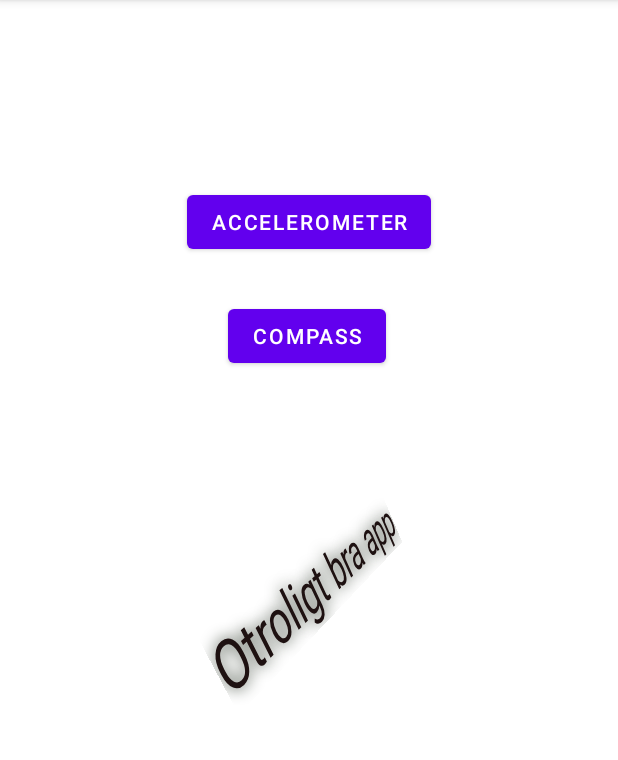
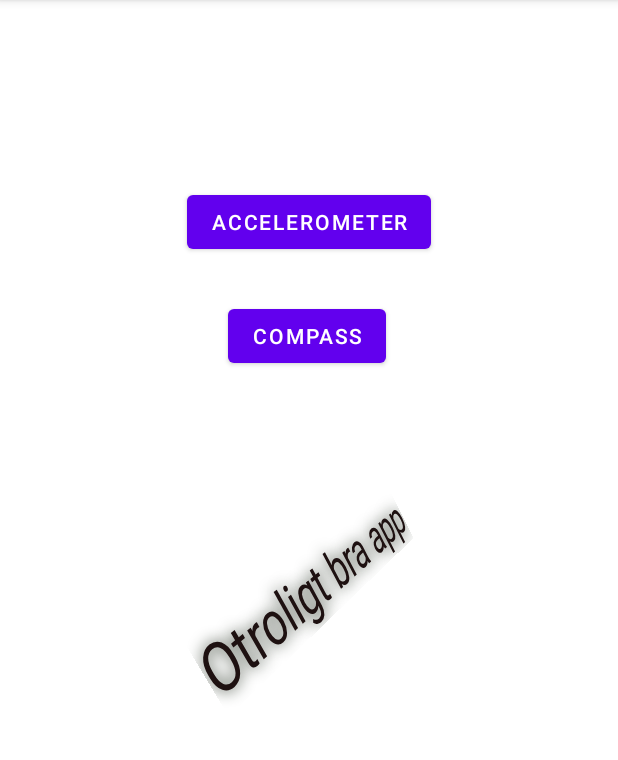
Before and after one commit to AndreArnesson/AssignmentMAMN01, an Android app: the screen it shows after launch (MainActivity), on a phone screen of 412 x 824 dp, the part 84-844 px from its top. Run offline under Robolectric (Android 15) with nearby library versions, the phone set to English and light mode, and no system bars.

Commit message:
addat lite te

```diff
--- a/app/src/main/res/layout/activity_main.xml
+++ b/app/src/main/res/layout/activity_main.xml
@@ -13,7 +13,7 @@
         android:background="#FFFFFF"
         android:rotation="-43"
         android:rotationX="23"
-        android:rotationY="53"
+        android:rotationY="47"
         android:shadowColor="#273223"
         android:shadowRadius="10"
         android:singleLine="true"
```
